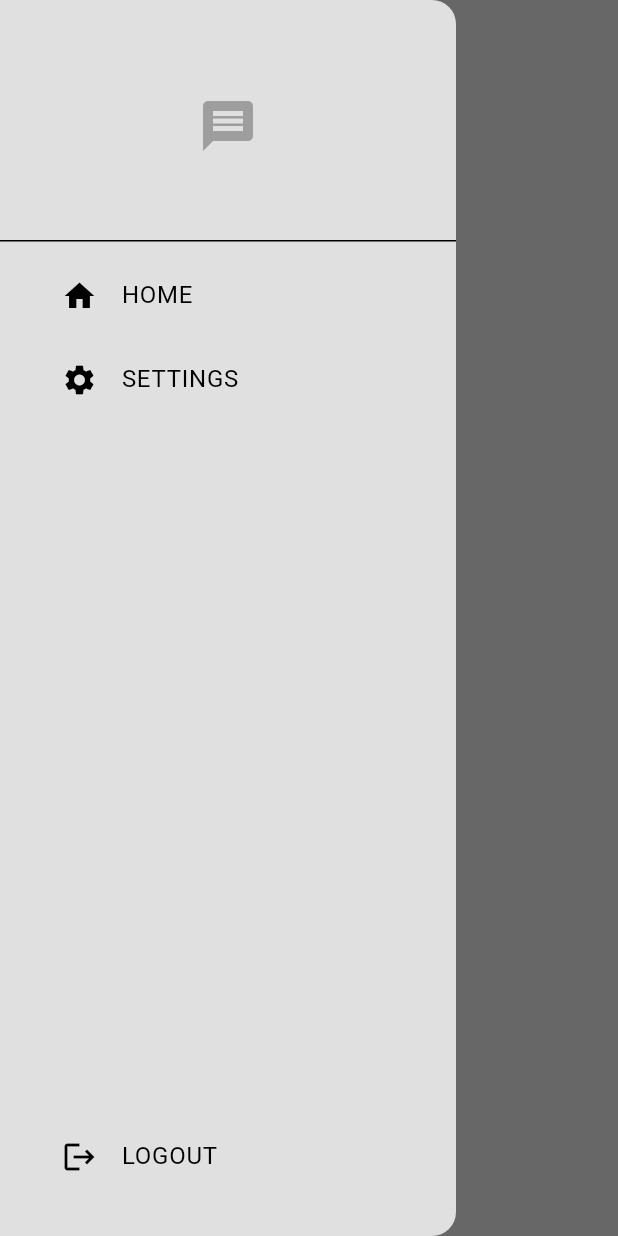
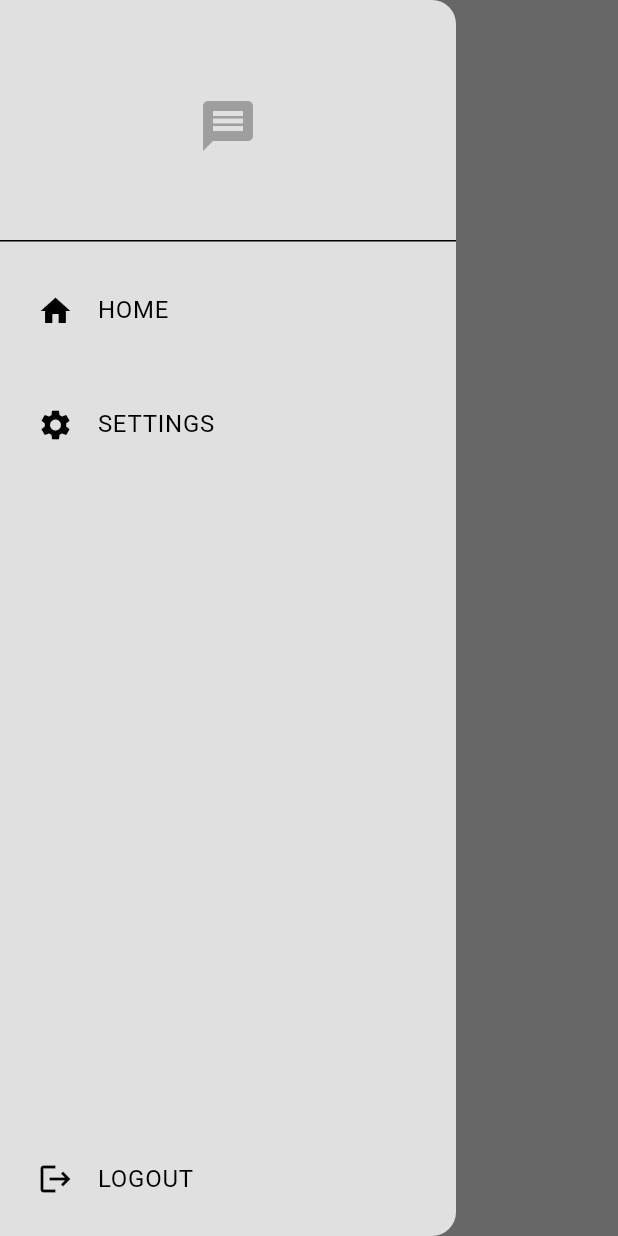
Before and after one commit to Ghornon/minimal-chat-app, a Flutter app: the screen it shows once a user with an empty profile is signed in, with the side drawer open, on a phone screen of 412 x 824 dp. Run offline on Flutter 3.47's test engine with Material 3 defaults, Android fonts, the phone set to English and light mode, and no system bars; our stand-ins replace cloud_firestore, firebase_auth, firebase_core; accounts and stored records are empty; network calls fail.

```diff
--- a/lib/components/chat_bubble.dart
+++ b/lib/components/chat_bubble.dart
@@ -17,10 +17,10 @@ class ChatBubble extends StatelessWidget {
           color: isCurrentUser ? Colors.blue : Colors.grey.shade500,
           borderRadius: BorderRadius.circular(26)),
       padding: const EdgeInsets.all(16),
-      margin: EdgeInsets.symmetric(vertical: 5, horizontal: 25),
+      margin: const EdgeInsets.symmetric(vertical: 5, horizontal: 25),
       child: Text(
         message,
-        style: TextStyle(color: Colors.white),
+        style: const TextStyle(color: Colors.white),
       ),
     );
   }
--- a/lib/components/custom_drawer.dart
+++ b/lib/components/custom_drawer.dart
@@ -31,21 +31,24 @@ class CustomDrawer extends StatelessWidget {
               ),
 
               // home list title
-              Padding(
-                padding: const EdgeInsets.only(left: 25),
-                child: ListTile(
+              ListTile(
+                contentPadding: const EdgeInsets.symmetric(
+                  vertical: 10,
+                  horizontal: 25,
+                ),
                 title: const Text("HOME"),
                 leading: const Icon(Icons.home),
                 onTap: () {
                   Navigator.pop(context);
                 },
               ),
-              ),
 
               // settings list title
-              Padding(
-                padding: const EdgeInsets.only(left: 25),
-                child: ListTile(
+              ListTile(
+                contentPadding: const EdgeInsets.symmetric(
+                  vertical: 10,
+                  horizontal: 25,
+                ),
                 title: const Text("SETTINGS"),
                 leading: const Icon(Icons.settings),
                 onTap: () {
@@ -58,18 +61,18 @@ class CustomDrawer extends StatelessWidget {
                   );
                 },
               ),
-              ),
 
               // logout list title
             ],
           ),
-          Padding(
-            padding: const EdgeInsets.only(left: 25, bottom: 25),
-            child: ListTile(
+          ListTile(
+            contentPadding: const EdgeInsets.symmetric(
+              vertical: 10,
+              horizontal: 25,
+            ),
             title: const Text("LOGOUT"),
             leading: const Icon(Icons.logout),
             onTap: logout,
-            ),
           ),
         ],
       ),
--- a/lib/components/custom_textfield.dart
+++ b/lib/components/custom_textfield.dart
@@ -18,7 +18,7 @@ class CustomTextFiled extends StatelessWidget {
   Widget build(BuildContext context) {
     return Padding(
         padding: const EdgeInsets.symmetric(horizontal: 25),
-        child: TextField(
+        child: TextFormField(
           obscureText: obscureText,
           controller: controller,
           decoration: InputDecoration(
--- a/lib/main.dart
+++ b/lib/main.dart
@@ -1,10 +1,7 @@
-import 'dart:js';
-
 import 'package:firebase_core/firebase_core.dart';
 import 'package:flutter/material.dart';
 import 'package:minimal_chat_app/services/auth/auth_gate.dart';
 import 'package:minimal_chat_app/firebase_options.dart';
-import 'package:minimal_chat_app/themes/light_mode.dart';
 import 'package:minimal_chat_app/themes/theme_provider.dart';
 import 'package:provider/provider.dart';
 
--- a/lib/pages/settings_page.dart
+++ b/lib/pages/settings_page.dart
@@ -27,7 +27,7 @@ class SettingsPage extends StatelessWidget {
           mainAxisAlignment: MainAxisAlignment.spaceBetween,
           children: [
             // dark mode],
-            Text("Dark mode"),
+            const Text("Dark mode"),
 
             // switch
             CupertinoSwitch(
--- a/lib/services/chat/chat_service.dart
+++ b/lib/services/chat/chat_service.dart
@@ -1,6 +1,5 @@
 import 'package:cloud_firestore/cloud_firestore.dart';
 import 'package:firebase_auth/firebase_auth.dart';
-import 'package:flutter/material.dart';
 import 'package:minimal_chat_app/modules/message.dart';
 
 class ChatService {
```
Also changed, not shown: lib/components/widgets/widgets.dart (added, +14 -0 lines), lib/pages/chat_page.dart (+3 -4 lines), lib/pages/login_page.dart (+2 -8 lines), lib/pages/register_page.dart (+5 -15 lines). Lines whose indentation alone changed are shown as unchanged.
